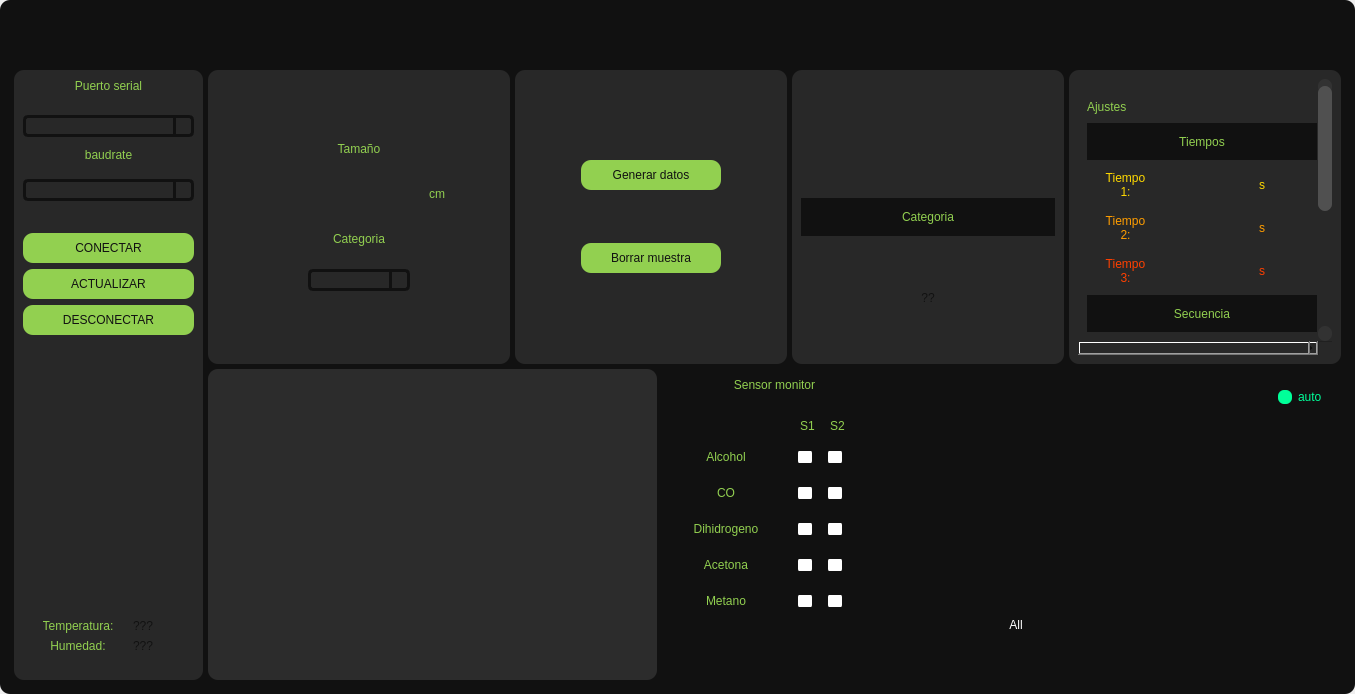
First picture: the form in Design.ui, repository victor456472/HMI-Enose, before the edit.
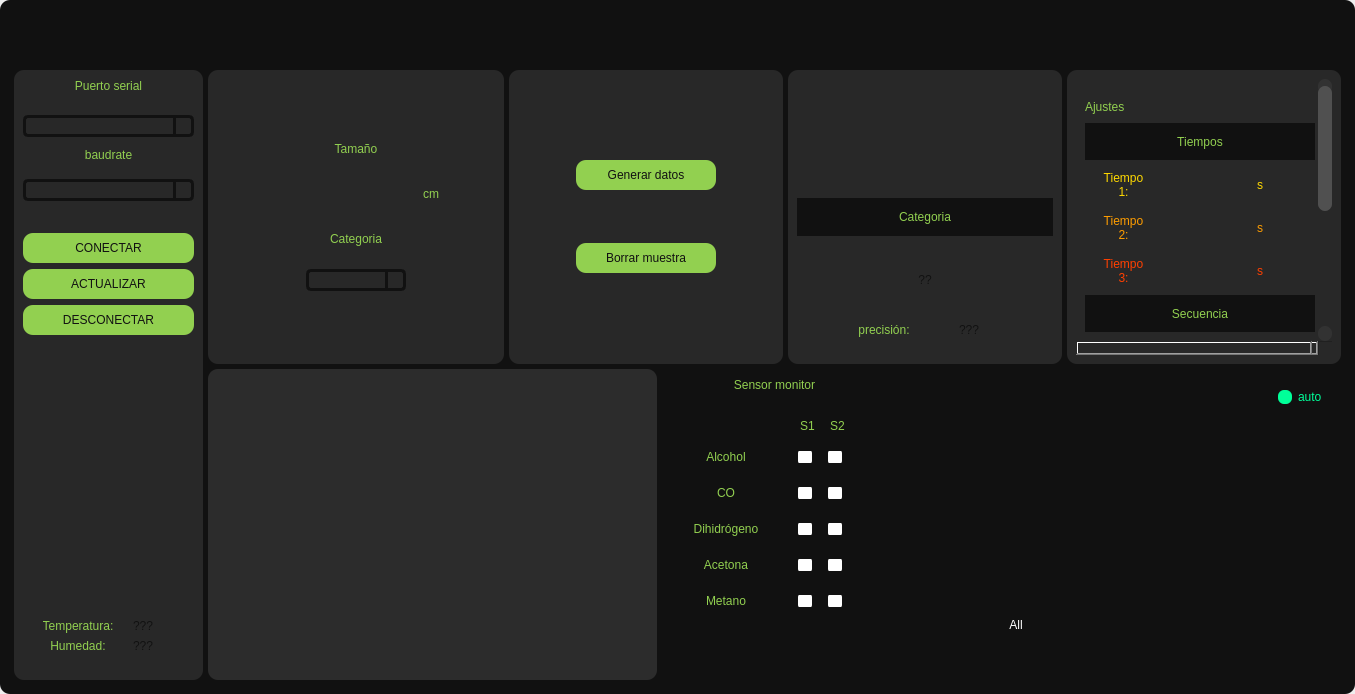
Second picture: the form after the edit. Icons and pictures are not drawn.

Commit message: actualizando backend: entrenamiento de red neuronal

Diff of the .ui file:
```diff
--- a/Design.ui
+++ b/Design.ui
@@ -833,7 +833,7 @@
                        <widget class="QLineEdit" name="lineEdit_tamano">
                         <property name="minimumSize">
                          <size>
-                          <width>150</width>
+                          <width>144</width>
                           <height>30</height>
                          </size>
                         </property>
@@ -960,7 +960,7 @@
                        <widget class="QComboBox" name="comboBox_categoria">
                         <property name="minimumSize">
                          <size>
-                          <width>102</width>
+                          <width>96</width>
                           <height>0</height>
                          </size>
                         </property>
@@ -1407,7 +1407,7 @@
                        <property name="frameShadow">
                         <enum>QFrame::Raised</enum>
                        </property>
-                       <layout class="QVBoxLayout" name="verticalLayout_17">
+                       <layout class="QVBoxLayout" name="verticalLayout_17" stretch="2,1">
                         <item>
                          <widget class="QLabel" name="label_categoria">
                           <property name="minimumSize">
@@ -1419,7 +1419,7 @@
                           <property name="maximumSize">
                            <size>
                             <width>16777215</width>
-                            <height>30</height>
+                            <height>100</height>
                            </size>
                           </property>
                           <property name="styleSheet">
@@ -1434,6 +1434,67 @@
                           </property>
                          </widget>
                         </item>
+                        <item>
+                         <widget class="QFrame" name="frame_47">
+                          <property name="sizePolicy">
+                           <sizepolicy hsizetype="Preferred" vsizetype="Preferred">
+                            <horstretch>0</horstretch>
+                            <verstretch>0</verstretch>
+                           </sizepolicy>
+                          </property>
+                          <property name="minimumSize">
+                           <size>
+                            <width>0</width>
+                            <height>0</height>
+                           </size>
+                          </property>
+                          <property name="frameShape">
+                           <enum>QFrame::StyledPanel</enum>
+                          </property>
+                          <property name="frameShadow">
+                           <enum>QFrame::Raised</enum>
+                          </property>
+                          <layout class="QHBoxLayout" name="horizontalLayout_30">
+                           <item>
+                            <widget class="QLabel" name="labelAccuracyHeader">
+                             <property name="maximumSize">
+                              <size>
+                               <width>70</width>
+                               <height>16777215</height>
+                              </size>
+                             </property>
+                             <property name="styleSheet">
+                              <string notr="true">color: rgb(146,208,80);
+font:87 8pt &quot;cooper black&quot;</string>
+                             </property>
+                             <property name="text">
+                              <string>precisión:</string>
+                             </property>
+                             <property name="alignment">
+                              <set>Qt::AlignCenter</set>
+                             </property>
+                            </widget>
+                           </item>
+                           <item>
+                            <widget class="QLabel" name="labelAccuracy">
+                             <property name="maximumSize">
+                              <size>
+                               <width>40</width>
+                               <height>16777215</height>
+                              </size>
+                             </property>
+                             <property name="styleSheet">
+                              <string notr="true">color: rgb(17,17,17);
+font:87 8pt &quot;cooper black&quot;</string>
+                             </property>
+                             <property name="text">
+                              <string>???</string>
+                             </property>
+                            </widget>
+                           </item>
+                          </layout>
+                         </widget>
+                        </item>
                        </layout>
                       </widget>
                      </item>
@@ -1488,7 +1549,7 @@
                        <rect>
                         <x>0</x>
                         <y>0</y>
-                        <width>241</width>
+                        <width>242</width>
                         <height>518</height>
                        </rect>
                       </property>
@@ -2712,7 +2773,7 @@
 font:87 12pt &quot;cooper black&quot;</string>
                            </property>
                            <property name="text">
-                            <string>Dihidrogeno</string>
+                            <string>Dihidrógeno</string>
                            </property>
                            <property name="alignment">
                             <set>Qt::AlignCenter</set>
```
The commit also changes 2 other files.
